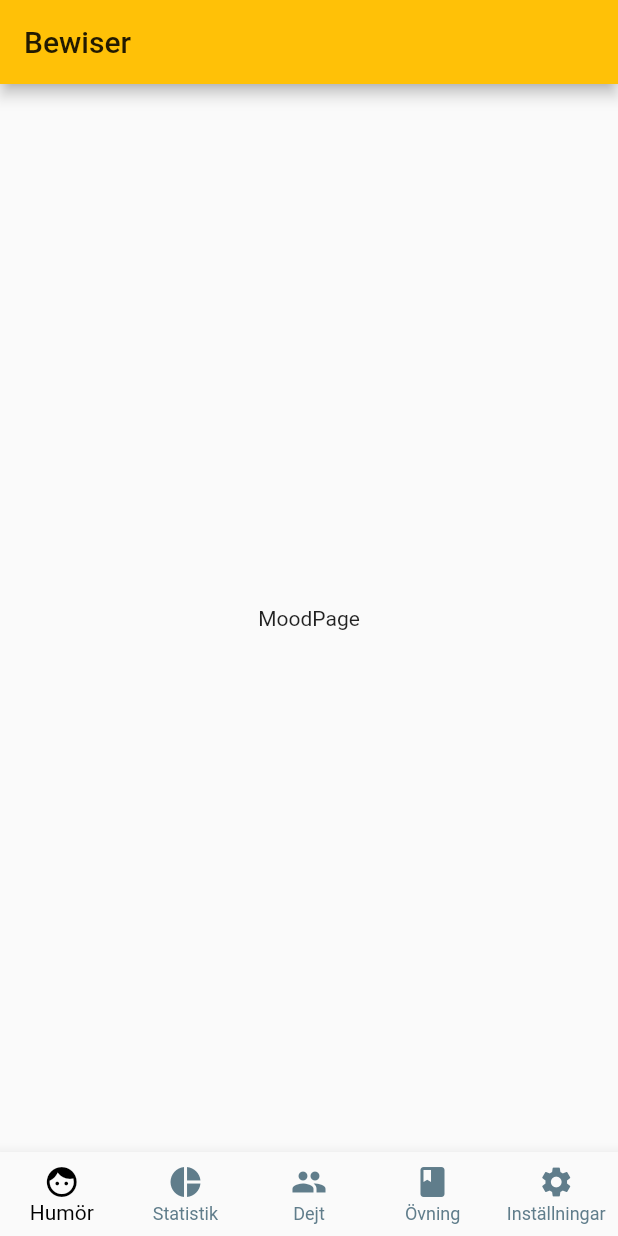
After one commit to segger/bewiser, a Flutter app: the screen it shows after launch, on a phone screen of 412 x 824 dp. The commit adds this screen. Run offline on Flutter 3.47's test engine with Material 2 defaults, Android fonts, the phone set to English and light mode, and no system bars.

Commit message:
Split into separate files, add five page skeletons

```diff
--- /dev/null
+++ b/lib/bewiser.dart
@@ -0,0 +1,49 @@
+import 'package:flutter/material.dart';
+
+import 'package:bewiser/navigation/navigation.dart';
+import 'package:bewiser/pages/pages.dart';
+
+class BewiserApp extends StatefulWidget {
+  BewiserApp({Key key}) : super(key: key);
+
+  @override
+  _BewiserAppState createState() => _BewiserAppState();
+}
+
+class _BewiserAppState extends State<BewiserApp> {
+
+  NavTab currentTab = NavTab.mood;
+
+  _selectTab(NavTab tab) {
+    print(tab);
+    setState(() {
+      currentTab = tab;
+    });
+  }
+
+  @override
+  Widget build(BuildContext context) {
+    return Scaffold(
+      appBar: AppBar(
+        title: Text('Bewiser'),
+      ),
+      body: _body(),
+      bottomNavigationBar: BottomNavigation(
+        currentTab: currentTab,
+        onSelectTab: _selectTab,
+      ),
+    );
+  }
+
+  Widget _body() {
+    switch(currentTab) {
+      case NavTab.statistics: return StatisticsPage();
+      case NavTab.date: return DatePage();
+      case NavTab.practice: return PracticePage();
+      case NavTab.settings: return SettingsPage();
+      case NavTab.mood:
+      default:
+        return MoodPage();
+    }
+  }
+}
--- /dev/null
+++ b/lib/navigation/navigation.dart
@@ -0,0 +1,43 @@
+import 'package:flutter/material.dart';
+import 'package:flutter/widgets.dart';
+
+enum NavTab { mood, statistics, date, practice, settings }
+
+class BottomNavigation extends StatelessWidget {
+  BottomNavigation({this.currentTab, this.onSelectTab});
+  final NavTab currentTab;
+  final ValueChanged<NavTab> onSelectTab;
+
+  @override
+  Widget build(BuildContext context) {
+    return BottomNavigationBar(
+      type: BottomNavigationBarType.fixed,
+      selectedItemColor: Colors.black,
+      unselectedItemColor: Colors.blueGrey,
+      items: <BottomNavigationBarItem>[
+        BottomNavigationBarItem(
+            icon: Icon(Icons.face),
+            title: Text('Humör'),
+          ),
+          BottomNavigationBarItem(
+            icon: Icon(Icons.pie_chart),
+            title: Text('Statistik'),
+          ),
+          BottomNavigationBarItem(
+            icon: Icon(Icons.people),
+            title: Text('Dejt'),
+          ),
+          BottomNavigationBarItem(
+            icon: Icon(Icons.class_),
+            title: Text('Övning'),
+          ),
+          BottomNavigationBarItem(
+            icon: Icon(Icons.settings),
+            title: Text('Inställningar'),
+          ),
+      ],
+      onTap: (index) => onSelectTab(NavTab.values[index]),
+    );
+  }
+
+}
--- /dev/null
+++ b/lib/pages/mood_page.dart
@@ -0,0 +1,17 @@
+import 'package:flutter/widgets.dart';
+
+class MoodPage extends StatefulWidget {
+  MoodPage({Key key}) : super(key: key);
+
+  @override
+  _MoodPageState createState() => _MoodPageState();
+}
+
+class _MoodPageState extends State<MoodPage> {
+  @override
+  Widget build(BuildContext context) {
+    return Center(
+      child: Text('MoodPage'),
+    );
+  }
+}
--- /dev/null
+++ b/lib/pages/pages.dart
@@ -0,0 +1,5 @@
+export 'date_page.dart';
+export 'mood_page.dart';
+export 'practice_page.dart';
+export 'settings_page.dart';
+export 'statistics_page.dart';
```
Also changed, not shown: lib/main.dart (+5 -48 lines), lib/pages/date_page.dart (added, +17 -0 lines), lib/pages/practice_page.dart (added, +17 -0 lines), lib/pages/settings_page.dart (added, +17 -0 lines), lib/pages/statistics_page.dart (added, +17 -0 lines), 1 other file.
